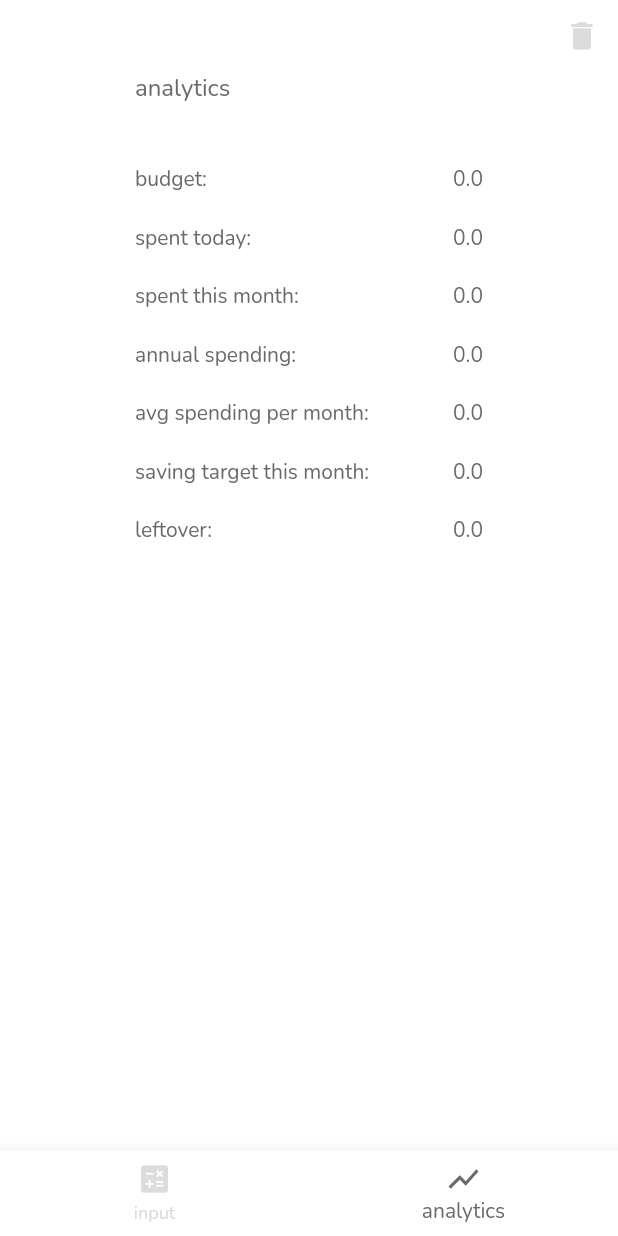
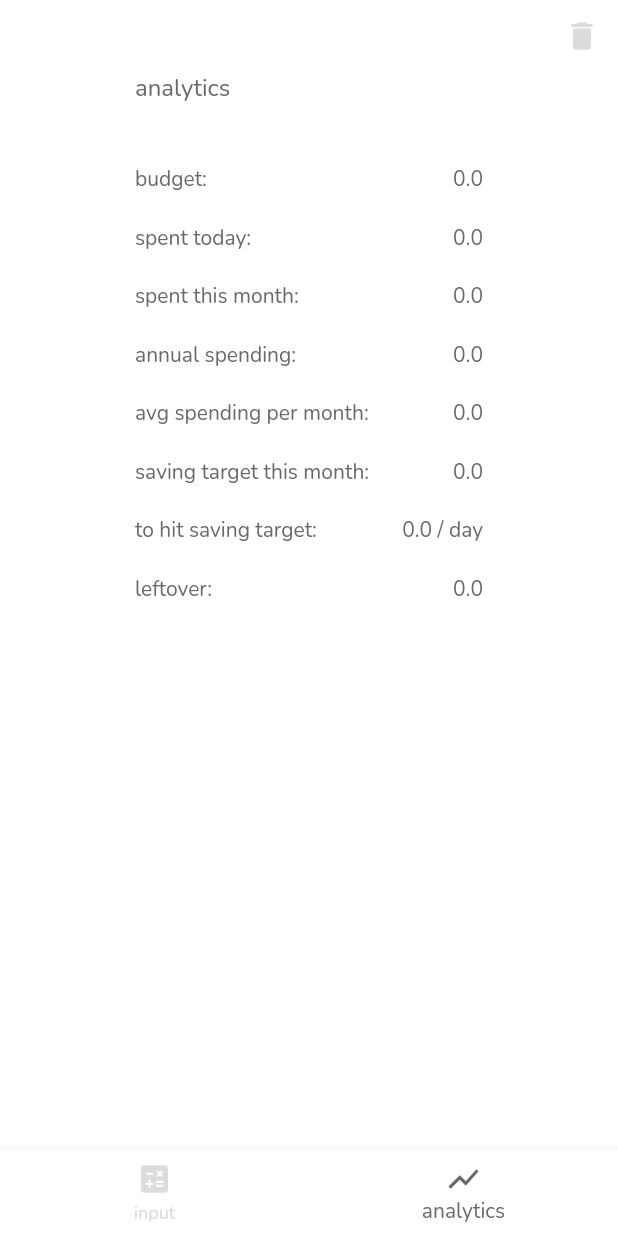
Before and after one commit to phantomcorn/Broked, a Flutter app: the screen it shows after launch, item 2 of the bottom bar chosen, on a phone screen of 412 x 824 dp. Run offline on Flutter 3.47's test engine with Material 2 defaults, Android fonts, the phone set to English and light mode, and no system bars; our stand-ins replace audioplayers, flutter_datetime_picker, google_fonts, sqflite; missing offline and left inert: animated_button; accounts and stored records are empty.

Commit message:
add "to hit saving target" to analytics

```diff
--- a/lib/main.dart
+++ b/lib/main.dart
@@ -515,6 +515,35 @@ class _Analytics extends State<Analytics> {
                       ),
                       SizedBox(height: 20),
                       FutureBuilder(
+                          future: SpentDatabase.instance.getSpendingPerDayToHitTarget(),
+                          builder: (BuildContext context, AsyncSnapshot<double> snapshot) {
+                            if (snapshot.hasData) {
+                              return Row(
+                                  children : [
+                                    Text("to hit saving target: ",
+                                        style: TextStyle(
+                                            fontSize: 14
+                                        )
+                                    ),
+                                    Spacer(),
+                                    Text("${snapshot.data!.toStringAsFixed(1)} / day",
+                                        style: TextStyle(
+                                            fontSize: 14
+                                        )
+                                    )
+                                  ]
+                              );
+                            } else {
+                              return Text("to hit saving target: ",
+                                  style: TextStyle(
+                                      fontSize: 14
+                                  )
+                              );
+                            }
+                          }
+                      ),
+                      SizedBox(height: 20),
+                      FutureBuilder(
                           future: SpentDatabase.instance.getOverUnderSpent(),
                           builder: (BuildContext context, AsyncSnapshot<double> snapshot) {
                             if (snapshot.hasData) {
```
